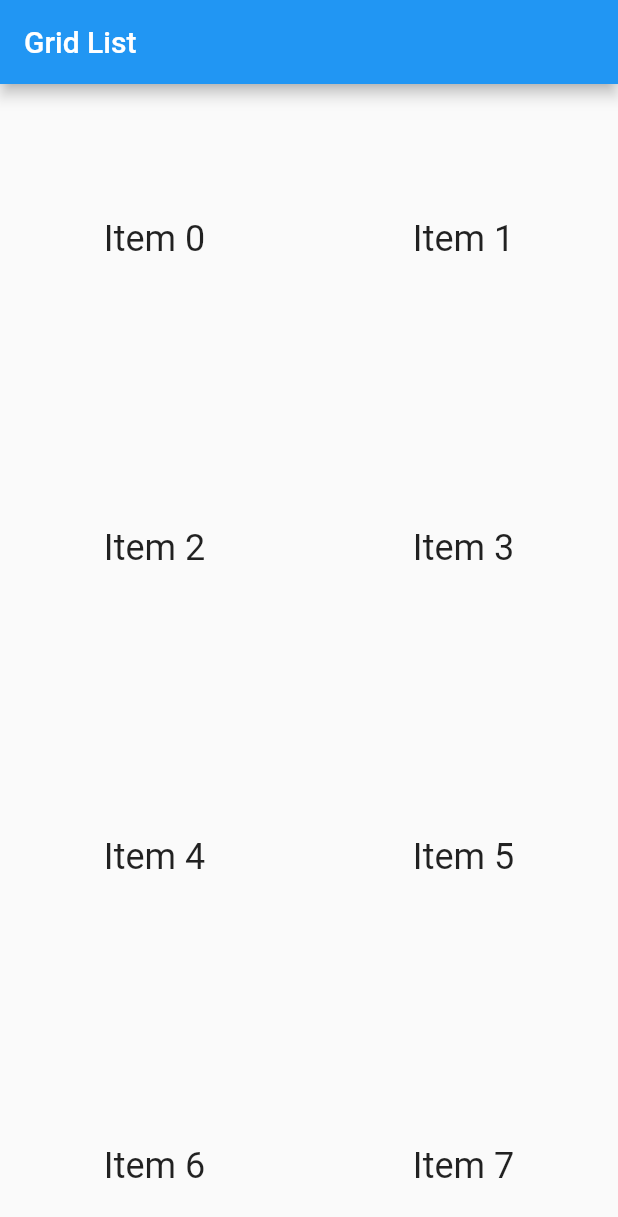
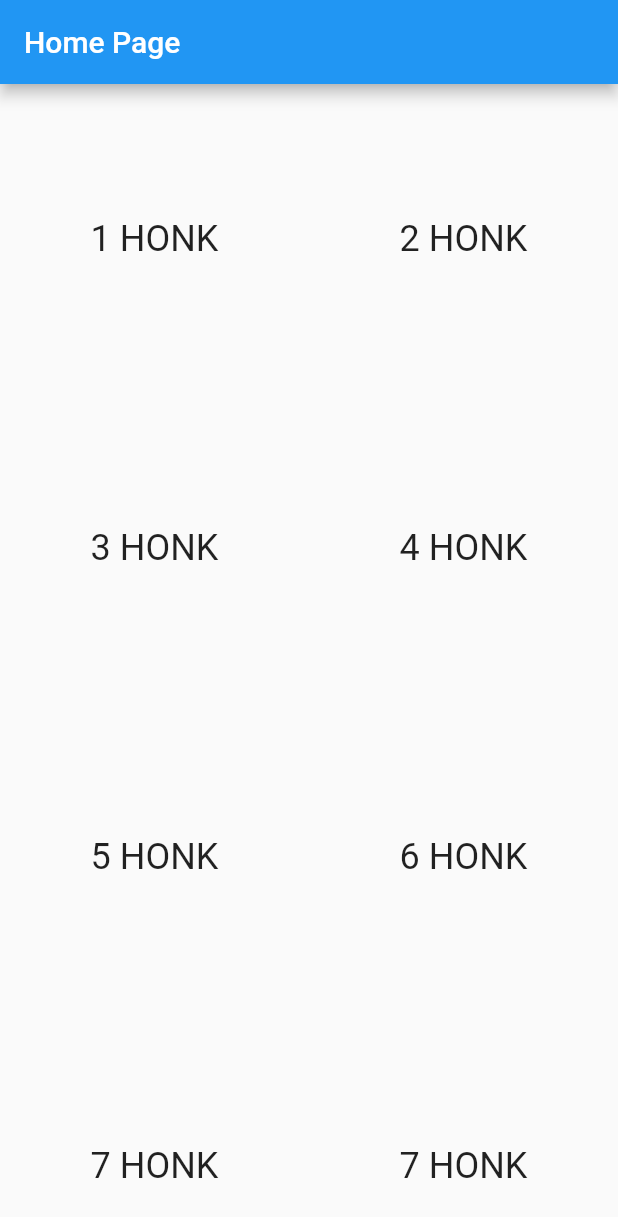
Before and after one commit to mathieusoufflard/Mini_Project_Flutter_Coding, a Flutter app: the screen it shows after launch, on a phone screen of 412 x 824 dp. Shown: the top 1217 px of the screen. Run offline on Flutter 3.47's test engine with Material 2 defaults, Android fonts, the phone set to English and light mode, and no system bars.

Commit message:
Update main.dart : gridView item are nox clicable - remake the page - all these 9 item text can be change

```diff
--- a/flutter_app/lib/main.dart
+++ b/flutter_app/lib/main.dart
@@ -1,4 +1,5 @@
 import 'package:flutter/material.dart';
+import 'package:flutter_app/testPage.dart';
 
 void main() {
   runApp(MyApp());
@@ -7,30 +8,145 @@ void main() {
 class MyApp extends StatelessWidget {
   @override
   Widget build(BuildContext context) {
-    final title = 'Grid List';
+    return MaterialApp(
+      title: 'Flutter Demo',
+      debugShowCheckedModeBanner: false,
+      theme: ThemeData(
+        primarySwatch: Colors.blue,
+      ),
+      home: MyHomePage(title: 'Home Page'),
+    );
+  }
+}
 
-    return MaterialApp(
-      title: title,
-      debugShowCheckedModeBanner: false,
-      home: Scaffold(
+class MyHomePage extends StatefulWidget {
+  MyHomePage({Key? key, required this.title}) : super(key: key);
+
+  final String title;
+
+  @override
+  _MyHomePageState createState() => _MyHomePageState();
+}
+
+class _MyHomePageState extends State<MyHomePage> {
+
+  String textItem(int index)
+  {
+    switch (index){
+      case 0 :
+        return "1 HONK";
+        break;
+      case 1 :
+        return "2 HONK";
+        break;
+      case 2 :
+        return "3 HONK";
+        break;
+      case 3 :
+        return "4 HONK";
+        break;
+      case 4 :
+        return "5 HONK";
+        break;
+      case 5 :
+        return "6 HONK";
+        break;
+      case 6 :
+        return "7 HONK";
+        break;
+      case 7 :
+        return "7 HONK";
+        break;
+      case 8 :
+        return "9 HONK";
+        break;
+      default :
+        return "HONK";
+
+    }
+  }
+
+  @override
+  Widget build(BuildContext context) {
+    return Scaffold(
       appBar: AppBar(
-          title: Text(title),
+        title: Text(widget.title),
       ),
       body: GridView.count(
         // Create a grid with 2 columns. If you change the scrollDirection to
         // horizontal, this produces 2 rows.
         crossAxisCount: 2,
         // Generate 100 widgets that display their index in the List.
-          children: List.generate(10, (index) {
+        children: List.generate(9, (index) {
           return Center(
+            child: TextButton(
+              onPressed: () {
+                switch (index) {
+                  case 0 :
+                    Navigator.push(context,
+                        new MaterialPageRoute(builder: (BuildContext context) {
+                          return new Test();
+                        }));
+                    break;
+                  case 1 :
+                    Navigator.push(context,
+                        new MaterialPageRoute(builder: (BuildContext context) {
+                          return new Test();
+                        }));
+                    break;
+                  case 2 :
+                    Navigator.push(context,
+                        new MaterialPageRoute(builder: (BuildContext context) {
+                          return new Test();
+                        }));
+                    break;
+                  case 3 :
+                    Navigator.push(context,
+                        new MaterialPageRoute(builder: (BuildContext context) {
+                          return new Test();
+                        }));
+                    break;
+                  case 4 :
+                    Navigator.push(context,
+                        new MaterialPageRoute(builder: (BuildContext context) {
+                          return new Test();
+                        }));
+                    break;
+                  case 5 :
+                    Navigator.push(context,
+                        new MaterialPageRoute(builder: (BuildContext context) {
+                          return new Test();
+                        }));
+                    break;
+                  case 6 :
+                    Navigator.push(context,
+                        new MaterialPageRoute(builder: (BuildContext context) {
+                          return new Test();
+                        }));
+                    break;
+                  case 7 :
+                    Navigator.push(context,
+                        new MaterialPageRoute(builder: (BuildContext context) {
+                          return new Test();
+                        }));
+                    break;
+                  case 8 :
+                    Navigator.push(context,
+                        new MaterialPageRoute(builder: (BuildContext context) {
+                          return new Test();
+                        }));
+                    break;
+
+                }
+              },
               child: Text(
-                'Item $index',
+                textItem(index),
                 style: Theme.of(context).textTheme.headline5,
+              ),
             ),
           );
         }),
       ),
-      ),
     );
   }
 }
```
Also changed, not shown: flutter_app/lib/testPage.dart (added, +17 -0 lines). Lines whose indentation alone changed are shown as unchanged.
